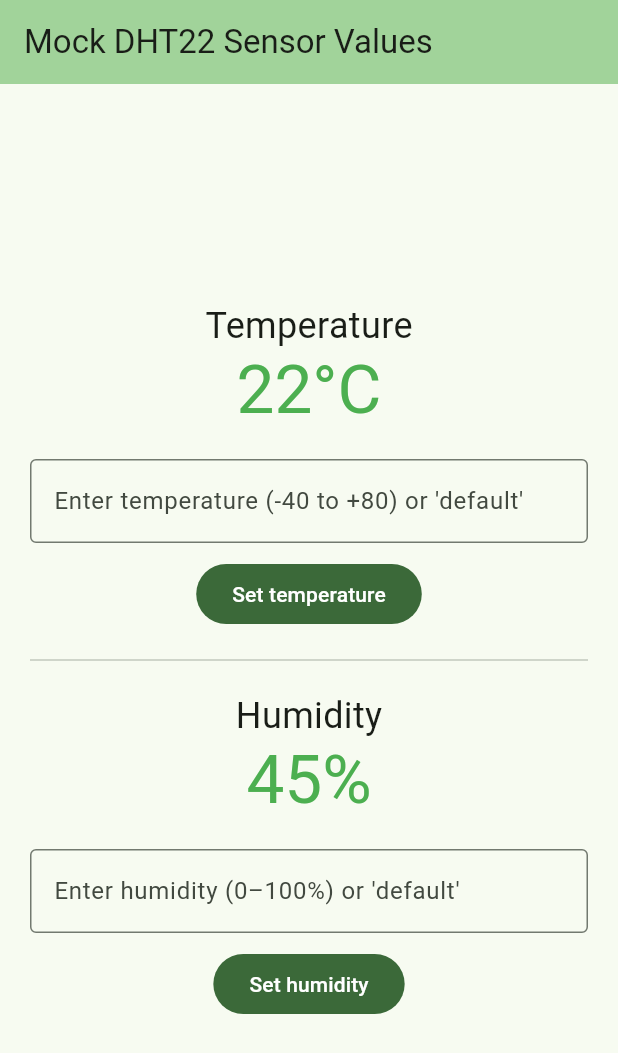
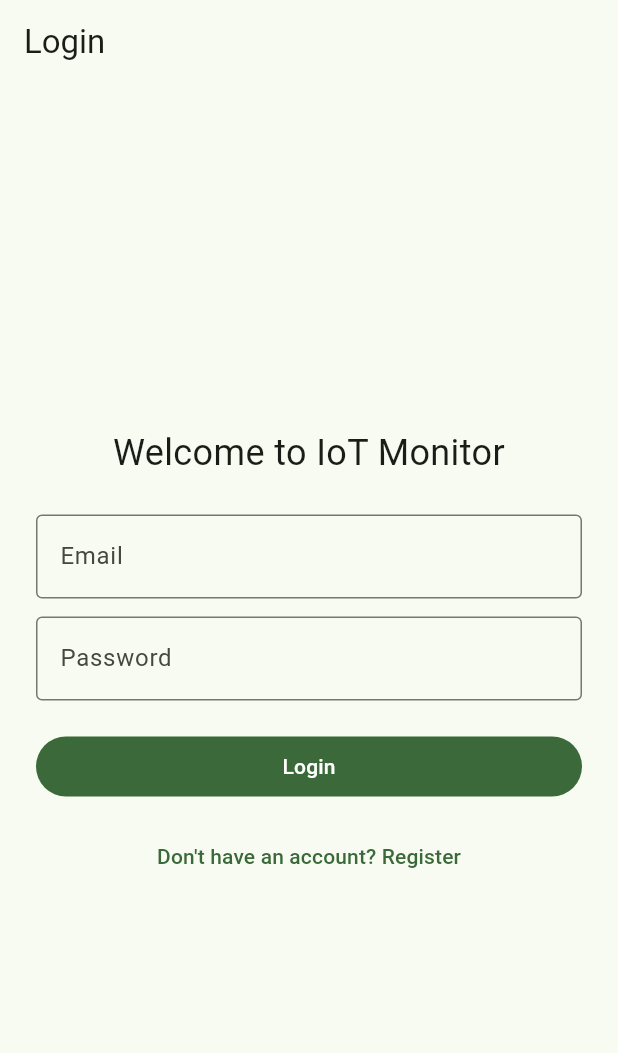
Before and after one commit to MykolaZabrotskyiKI2022/rmd2526zabrotskyimykola, a Flutter app: the screen it shows after launch, on a phone screen of 412 x 824 dp. Shown: the top 1053 px of the screen. Run offline on Flutter 3.47's test engine with Material 3 defaults, Android fonts, the phone set to English and light mode, and no system bars.

Commit message:
Add UI pages and widgets, update main.dart
Introduces new UI components including app, home, login, profile, and register pages, as well as reusable widgets for authentication and sensor display. Updates main.dart to integrate these new pages and widgets into the application structure.

```diff
--- a/lib/main.dart
+++ b/lib/main.dart
@@ -1,159 +1,7 @@
+// lib/main.dart
 import 'package:flutter/material.dart';
+import 'package:rmd2526zabrotskyimykola/ui/app.dart';
 
 void main() {
-  runApp(const MyApp());
+  runApp(const App());
 }
-
-class MyApp extends StatelessWidget {
-  const MyApp({super.key});
-
-  @override
-  Widget build(BuildContext context) {
-    return MaterialApp(
-      title: 'Lab1',
-      theme: ThemeData(
-        colorScheme: ColorScheme.fromSeed(seedColor: Colors.green),
-      ),
-      home: const MyHomePage(title: 'Mock DHT22 Sensor Values'),
-    );
-  }
-}
-
-class MyHomePage extends StatefulWidget {
-  const MyHomePage({required this.title, super.key});
-
-  final String title;
-
-  @override
-  State<MyHomePage> createState() => _MyHomePageState();
-}
-
-class _MyHomePageState extends State<MyHomePage> {
-  int temperature = 22;
-  int humidity = 45;
-
-  final TextEditingController tempController = TextEditingController();
-  final TextEditingController humController = TextEditingController();
-
-  void applyTemp() {
-    final value = int.tryParse(tempController.text.trim());
-
-    if (tempController.text == 'default') {
-      setState(() => temperature = 0);
-      tempController.clear();
-      return;
-    }
-    if (value == null) return;
-
-    if (value < -40 || value > 80) {
-      showMessage('Temperature must be between -40 and +80');
-      return;
-    }
-
-    setState(() => temperature = value);
-    tempController.clear();
-  }
-
-  Color tempColor() {
-    if (temperature < 0) return Colors.blue;
-    if (temperature < 25) return Colors.green;
-    if (temperature < 40) return Colors.orange;
-    return Colors.red;
-  }
-
-  void applyHum() {
-    final value = int.tryParse(humController.text.trim());
-
-    if (humController.text == 'default') {
-      setState(() => humidity = 0);
-      humController.clear();
-      return;
-    }
-    if (value == null) return;
-
-    if (value < 0 || value > 100) {
-      showMessage('Humidity must be between 0 and 100%');
-      return;
-    }
-
-    setState(() => humidity = value);
-    humController.clear();
-  }
-
-  Color humColor() {
-    if (humidity < 40) return Colors.blueGrey;
-    if (humidity < 80) return Colors.green;
-    return Colors.blue;
-  }
-
-  void showMessage(String text) {
-    ScaffoldMessenger.of(context).showSnackBar(SnackBar(content: Text(text)));
-  }
-
-  @override
-  Widget build(BuildContext context) {
-    return Scaffold(
-      appBar: AppBar(
-        backgroundColor: Theme.of(context).colorScheme.inversePrimary,
-        title: Text(widget.title),
-      ),
-
-      body: Padding(
-        padding: const EdgeInsets.all(20),
-        child: Column(
-          mainAxisAlignment: MainAxisAlignment.center,
-          children: [
-            const Text('Temperature', style: TextStyle(fontSize: 24)),
-
-            Text(
-              '$temperature°C',
-              style: Theme.of(
-                context,
-              ).textTheme.displayMedium?.copyWith(color: tempColor()),
-            ),
-
-            const SizedBox(height: 20),
-            TextField(
-              controller: tempController,
-              decoration: const InputDecoration(
-                labelText: 'Enter temperature (-40 to +80) or \'default\'',
-                border: OutlineInputBorder(),
-              ),
-              onSubmitted: (_) => applyTemp(),
-            ),
-            const SizedBox(height: 10),
-            FilledButton(
-              onPressed: applyTemp,
-              child: const Text('Set temperature'),
-            ),
-
-            const Divider(height: 40, thickness: 1),
-
-            const Text('Humidity', style: TextStyle(fontSize: 24)),
-            Text(
-              '$humidity%',
-              style: Theme.of(
-                context,
-              ).textTheme.displayMedium?.copyWith(color: humColor()),
-            ),
-
-            const SizedBox(height: 20),
-            TextField(
-              controller: humController,
-              decoration: const InputDecoration(
-                labelText: 'Enter humidity (0–100%) or \'default\'',
-                border: OutlineInputBorder(),
-              ),
-              onSubmitted: (_) => applyHum(),
-            ),
-            const SizedBox(height: 10),
-            FilledButton(
-              onPressed: applyHum,
-              child: const Text('Set humidity'),
-            ),
-          ],
-        ),
-      ),
-    );
-  }
-}
--- /dev/null
+++ b/lib/ui/app.dart
@@ -0,0 +1,28 @@
+// lib/ui/app.dart
+import 'package:flutter/material.dart';
+import 'package:rmd2526zabrotskyimykola/ui/home_page.dart';
+import 'package:rmd2526zabrotskyimykola/ui/login_page.dart';
+import 'package:rmd2526zabrotskyimykola/ui/profile_page.dart';
+import 'package:rmd2526zabrotskyimykola/ui/register_page.dart';
+
+class App extends StatelessWidget {
+  const App({super.key});
+
+  @override
+  Widget build(BuildContext context) {
+    return MaterialApp(
+      title: 'IoT Lab 2',
+      theme: ThemeData(
+        colorScheme: ColorScheme.fromSeed(seedColor: Colors.green),
+        useMaterial3: true,
+      ),
+      initialRoute: '/login',
+      routes: {
+        '/login': (_) => const LoginPage(),
+        '/register': (_) => const RegisterPage(),
+        '/home': (_) => const HomePage(),
+        '/profile': (_) => const ProfilePage(),
+      },
+    );
+  }
+}
--- /dev/null
+++ b/lib/ui/login_page.dart
@@ -0,0 +1,51 @@
+// lib/ui/login_page.dart
+import 'package:flutter/material.dart';
+import 'package:rmd2526zabrotskyimykola/ui/widgets/auth_text_field.dart';
+import 'package:rmd2526zabrotskyimykola/ui/widgets/primary_button.dart';
+
+class LoginPage extends StatelessWidget {
+  const LoginPage({super.key});
+
+  void _goToHome(BuildContext context) {
+    Navigator.pushReplacementNamed(context, '/home');
+  }
+
+  void _goToRegister(BuildContext context) {
+    Navigator.pushNamed(context, '/register');
+  }
+
+  @override
+  Widget build(BuildContext context) {
+    final padding = MediaQuery.of(context).size.width > 600 ? 80.0 : 24.0;
+
+    return Scaffold(
+      appBar: AppBar(title: const Text('Login')),
+      body: Center(
+        child: SingleChildScrollView(
+          padding: EdgeInsets.symmetric(horizontal: padding),
+          child: Column(
+            crossAxisAlignment: CrossAxisAlignment.stretch,
+            children: [
+              const Text(
+                'Welcome to IoT Monitor',
+                textAlign: TextAlign.center,
+                style: TextStyle(fontSize: 24),
+              ),
+              const SizedBox(height: 24),
+              const AuthTextField(label: 'Email'),
+              const SizedBox(height: 12),
+              const AuthTextField(label: 'Password', obscureText: true),
+              const SizedBox(height: 20),
+              PrimaryButton(text: 'Login', onPressed: () => _goToHome(context)),
+              const SizedBox(height: 12),
+              TextButton(
+                onPressed: () => _goToRegister(context),
+                child: const Text('Don\'t have an account? Register'),
+              ),
+            ],
+          ),
+        ),
+      ),
+    );
+  }
+}
--- /dev/null
+++ b/lib/ui/widgets/auth_text_field.dart
@@ -0,0 +1,24 @@
+// lib/ui/widgets/auth_text_field.dart
+import 'package:flutter/material.dart';
+
+class AuthTextField extends StatelessWidget {
+  const AuthTextField({
+    required this.label,
+    this.obscureText = false,
+    super.key,
+  });
+
+  final String label;
+  final bool obscureText;
+
+  @override
+  Widget build(BuildContext context) {
+    return TextField(
+      obscureText: obscureText,
+      decoration: InputDecoration(
+        labelText: label,
+        border: const OutlineInputBorder(),
+      ),
+    );
+  }
+}
--- /dev/null
+++ b/lib/ui/widgets/primary_button.dart
@@ -0,0 +1,14 @@
+// lib/ui/widgets/primary_button.dart
+import 'package:flutter/material.dart';
+
+class PrimaryButton extends StatelessWidget {
+  const PrimaryButton({required this.text, required this.onPressed, super.key});
+
+  final String text;
+  final VoidCallback onPressed;
+
+  @override
+  Widget build(BuildContext context) {
+    return FilledButton(onPressed: onPressed, child: Text(text));
+  }
+}
```
Also changed, not shown: lib/ui/home_page.dart (added, +66 -0 lines), lib/ui/profile_page.dart (added, +41 -0 lines), lib/ui/register_page.dart (added, +56 -0 lines), lib/ui/widgets/sensor_card.dart (added, +42 -0 lines), 14 other files.
